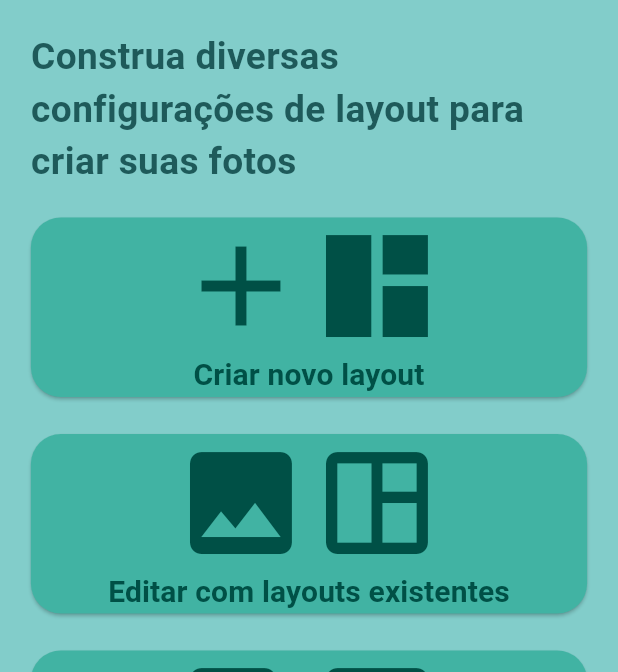
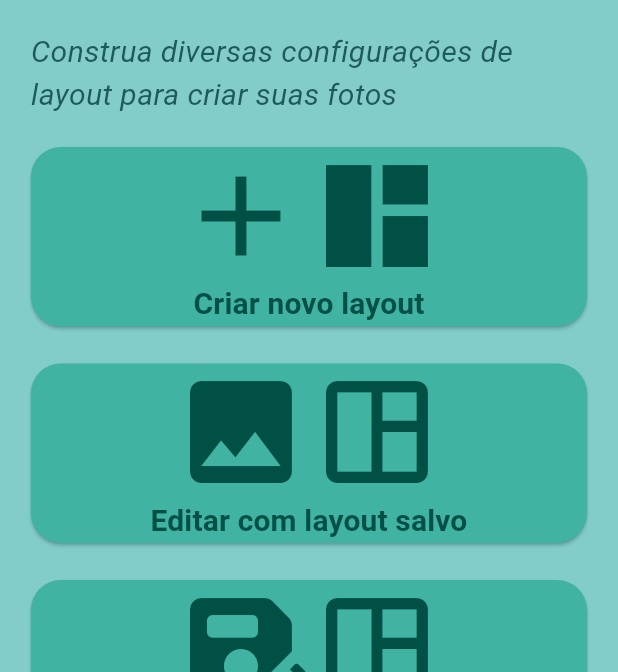
Before and after one commit to LuizEduardo150/Image-Layout, a Flutter app: the screen it shows after launch, on a phone screen of 412 x 824 dp, the part 564-1236 px from its top. Run offline on Flutter 3.47's test engine with Material 3 defaults, Android fonts, the phone set to English and light mode, and no system bars; drawn by our look-alikes of carousel_slider; our stand-ins replace device_info_plus, image_cropper, image_picker, material_ui, permission_handler, shared_preferences; missing offline and left inert: flex_color_picker, saver_gallery.

Commit message:
small changes on interface & readme

```diff
--- a/lib/screens/home.dart
+++ b/lib/screens/home.dart
@@ -77,7 +77,7 @@ class _HomeState extends State<Home> {
             },
             title: Column(children: [
                   Icon(Icons.format_paint, color: theme.iconsColor, size: 50,),
-                  Text("Mudar o theme da aplicação", style: TextStyle(color: theme.fontColor, fontSize: 20, fontWeight: FontWeight.bold),)
+                  Text("Mudar o tema da aplicação", style: TextStyle(color: theme.fontColor, fontSize: 20, fontWeight: FontWeight.bold),)
             ],),
           ),
 
@@ -128,8 +128,8 @@ class _HomeState extends State<Home> {
             Text("Construa diversas configurações de layout para criar suas fotos",
                 style: TextStyle(
                   color: theme.fontColor,
-                  fontSize: telaTamanho.width*0.06,
-                  fontWeight: FontWeight.bold,
+                  fontSize: 20,
+                  fontStyle: FontStyle.italic
                 )
             ),
 
@@ -180,7 +180,7 @@ class _HomeState extends State<Home> {
                       Icon(Icons.space_dashboard_outlined, size: telaTamanho.width*0.22, color: theme.iconsColor,)
                     ],
                   ),
-                  const Text('Editar com layouts existentes',textAlign: TextAlign.center,
+                  const Text('Editar com layout salvo',textAlign: TextAlign.center,
                     style: TextStyle(
                         fontWeight: FontWeight.bold,
                         fontSize: 20
```
Also changed, not shown: 1 other file.
